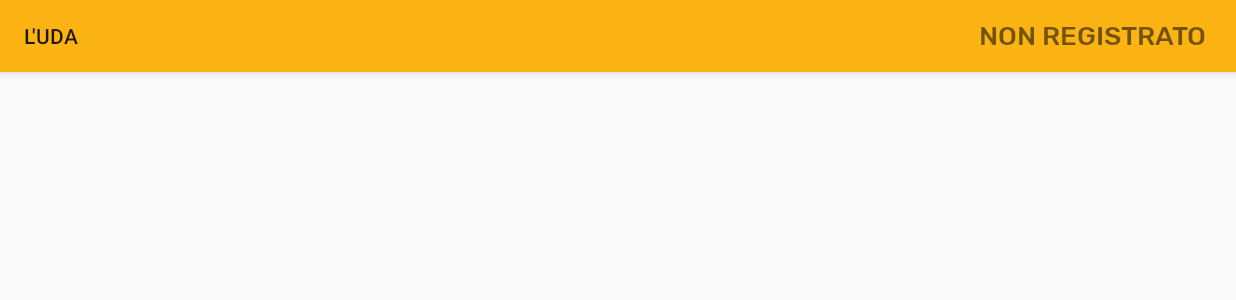
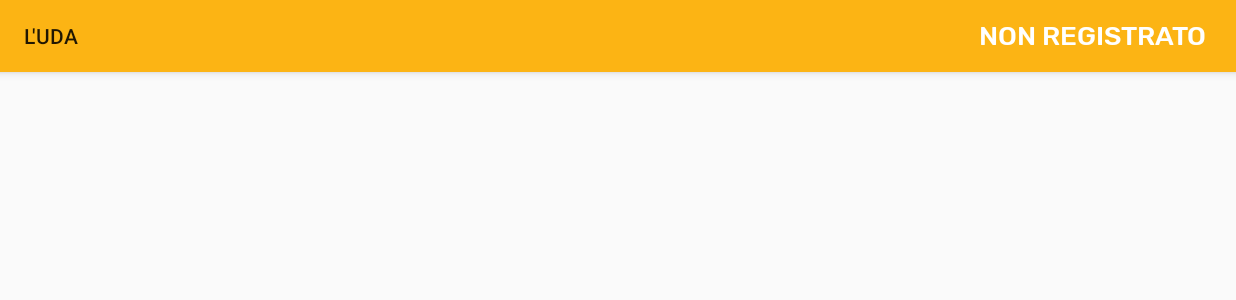
Before and after one commit to l-uda/app, an Android app: the screen it shows after launch (MainActivity), on a phone screen of 824 x 412 dp (held sideways). Shown: the top 300 px of the screen. Run offline under Robolectric (Android 15) with nearby library versions, the phone set to English and light mode, and no system bars; our stand-ins replace RxJava; libraries missing offline, so code that uses them is left out: com.jakewharton.rxrelay2, org.albaspazio.core; 2 statements that could not run were skipped.

Commit message:
1.0.1.11  fixed background image width (-> match_parent), height is still hardcoded changed toolbarGroup textview color to white

```diff
--- a/app/build.gradle.kts
+++ b/app/build.gradle.kts
@@ -89,6 +89,7 @@ dependencies {
     implementation("com.squareup.retrofit2:converter-moshi:${Versions.retrofit}")
     implementation("com.squareup.retrofit2:adapter-rxjava2:${Versions.retrofit}")
     implementation("io.reactivex.rxjava2:rxjava:2.2.10")
+    implementation("androidx.constraintlayout:constraintlayout:2.1.4")
 
     testImplementation("junit:junit:4.13")
     androidTestImplementation("androidx.test:runner:1.3.0")
--- a/app/src/main/res/layout/activity_main.xml
+++ b/app/src/main/res/layout/activity_main.xml
@@ -1,5 +1,6 @@
 <?xml version="1.0" encoding="utf-8"?>
-<androidx.constraintlayout.widget.ConstraintLayout xmlns:android="http://schemas.android.com/apk/res/android"
+<androidx.constraintlayout.widget.ConstraintLayout
+    xmlns:android="http://schemas.android.com/apk/res/android"
     xmlns:app="http://schemas.android.com/apk/res-auto"
     xmlns:tools="http://schemas.android.com/tools"
     android:layout_width="match_parent"
@@ -14,7 +15,6 @@
         android:background="@color/color1"
         android:elevation="4dp"
         style="@style/ActiveButton"
-        android:theme="@style/ThemeOverlay.AppCompat.ActionBar"
         app:layout_constraintEnd_toEndOf="parent"
         app:layout_constraintStart_toStartOf="parent"
         app:layout_constraintTop_toTopOf="parent"
@@ -22,6 +22,7 @@
 
         <TextView
             android:id="@+id/toolbarSubject"
+            android:textColor="@color/design_default_color_on_primary"
             android:layout_width="400dp"
             android:layout_height="match_parent"
             android:layout_gravity="center_vertical|center_horizontal"
@@ -35,6 +36,7 @@
 
         <TextView
             android:id="@+id/toolbarGroup"
+            android:textColor="@color/design_default_color_on_primary"
             android:layout_width="200dp"
             android:layout_height="match_parent"
             android:layout_gravity="center_vertical|end"
@@ -52,8 +54,8 @@
     <fragment
         android:id="@+id/my_nav_host_fragment"
         android:name="androidx.navigation.fragment.NavHostFragment"
-        android:layout_width="1280dp"
-        android:layout_height="745dp"
+        android:layout_width="match_parent"
+        android:layout_height="770dp"
         app:defaultNavHost="true"
         app:layout_constraintBottom_toBottomOf="parent"
         app:layout_constraintEnd_toEndOf="parent"
--- a/buildSrc/src/main/java/dependencies.kt
+++ b/buildSrc/src/main/java/dependencies.kt
@@ -4,8 +4,8 @@ object Configs {
     const val compileSdkVersion = 29
     const val minSdkVersion     = 26
     const val targetSdkVersion  = 26
-    const val versionCode       = 10
-    const val versionName       = "1.0.0.10"
+    const val versionCode       = 11
+    const val versionName       = "1.0.1.11"
 }
 
 object Versions {
```
